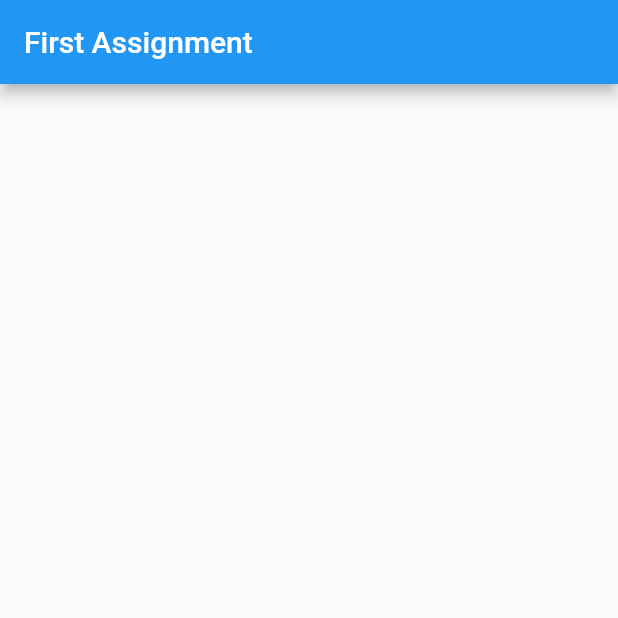
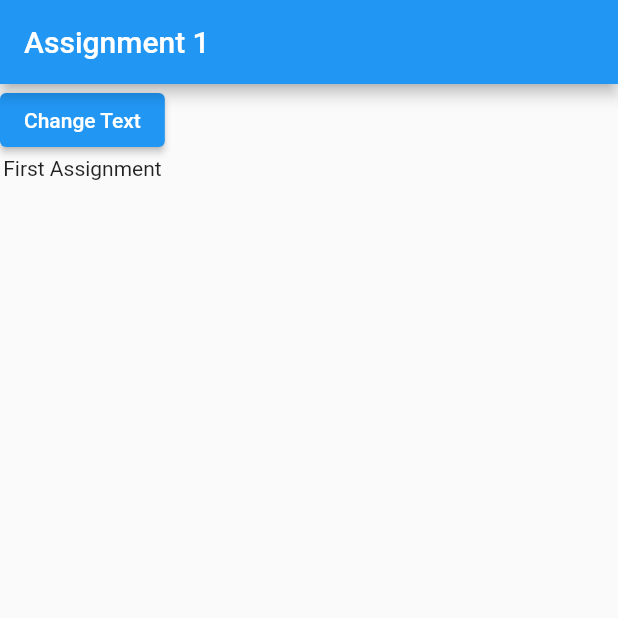
Before and after one commit to PaulTA91/flutter_assignment, a Flutter app: the screen it shows after launch, on a phone screen of 412 x 824 dp, the top half of it. Run offline on Flutter 3.47's test engine with Material 2 defaults, Android fonts, the phone set to English and light mode, and no system bars.

Commit message:
assignment complete

```diff
--- a/lib/main.dart
+++ b/lib/main.dart
@@ -4,23 +4,19 @@
 // 3) Split the app into three widgets: App, TextControl & Text
 import 'package:flutter/material.dart';
 
+import 'text_control.dart';
+
 void main() => runApp(MyApp());
 
-class MyApp extends StatefulWidget {
-  @override
-  State<StatefulWidget> createState() {
-    return _MyAppState();
-  }
-}
-
-class _MyAppState extends State<MyApp> {
+class MyApp extends StatelessWidget {
   @override
   Widget build(BuildContext context) {
     return MaterialApp(
       home: Scaffold(
         appBar: AppBar(
-          title: Text('First Assignment'),
+          title: Text("Assignment 1"),
         ),
+        body: TextControl(),
       ),
     );
   }
--- /dev/null
+++ b/lib/text_control.dart
@@ -0,0 +1,30 @@
+import 'package:flutter/material.dart';
+
+import './text_output.dart';
+
+class TextControl extends StatefulWidget {
+  @override
+  State<StatefulWidget> createState() {
+    return _TextControlState();
+  }
+}
+
+class _TextControlState extends State<TextControl> {
+  String _mainText = 'First Assignment';
+
+  Widget build(BuildContext context) {
+    return Column(
+      children: [
+        ElevatedButton(
+          onPressed: () {
+            setState(() {
+              _mainText = 'This Changed';
+            });
+          },
+          child: Text("Change Text"),
+        ),
+        TextOutput(_mainText)
+      ],
+    );
+  }
+}
--- /dev/null
+++ b/lib/text_output.dart
@@ -0,0 +1,13 @@
+import 'package:flutter/material.dart';
+
+class TextOutput extends StatelessWidget {
+  final String mainText;
+
+  TextOutput(this.mainText);
+
+  @override
+  Widget build(BuildContext context) {
+    // TODO: implement build
+    return Text(mainText);
+  }
+}
```
Also changed, not shown: lib/button.dart (deleted, +0 -19 lines).
